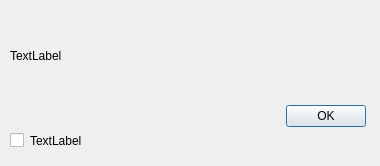
Before: the Qt Designer form ui/qdlgmessageandcheckbox.ui in CoppeliaRobotics/coppeliaSimLib, drawn with Qt 5.
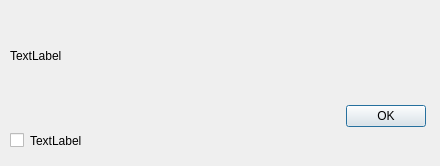
After: the same form once the commit is applied.

```diff
--- a/ui/qdlgmessageandcheckbox.ui
+++ b/ui/qdlgmessageandcheckbox.ui
@@ -6,7 +6,7 @@
    <rect>
     <x>0</x>
     <y>0</y>
-    <width>380</width>
+    <width>440</width>
     <height>166</height>
    </rect>
   </property>
@@ -21,7 +21,7 @@
     <rect>
      <x>10</x>
      <y>10</y>
-     <width>361</width>
+     <width>421</width>
      <height>91</height>
     </rect>
    </property>
@@ -53,7 +53,7 @@
     <rect>
      <x>15</x>
      <y>100</y>
-     <width>351</width>
+     <width>411</width>
      <height>32</height>
     </rect>
    </property>
@@ -66,7 +66,7 @@
     <rect>
      <x>30</x>
      <y>125</y>
-     <width>341</width>
+     <width>401</width>
      <height>31</height>
     </rect>
    </property>
```
